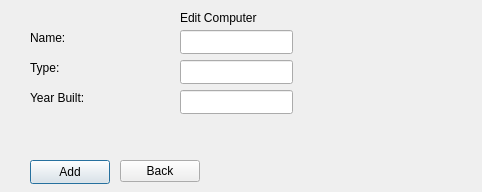
The window that Widget/editcomputer.ui (Ladanvini/VLN1-Hopur-5) describes before a commit, drawn with Qt 5.
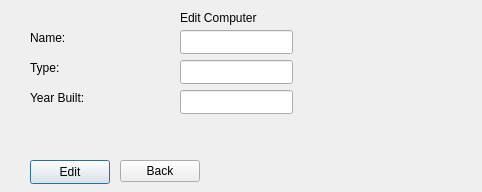
The same window after the commit.

Commit message: fixed edit button in display

The edit to the form file:
```diff
--- a/Widget/editcomputer.ui
+++ b/Widget/editcomputer.ui
@@ -46,7 +46,7 @@
     </rect>
    </property>
    <property name="text">
-    <string>Add</string>
+    <string>Edit</string>
    </property>
   </widget>
   <widget class="QLabel" name="label_4">
```
The commit also changes 4 other files.
